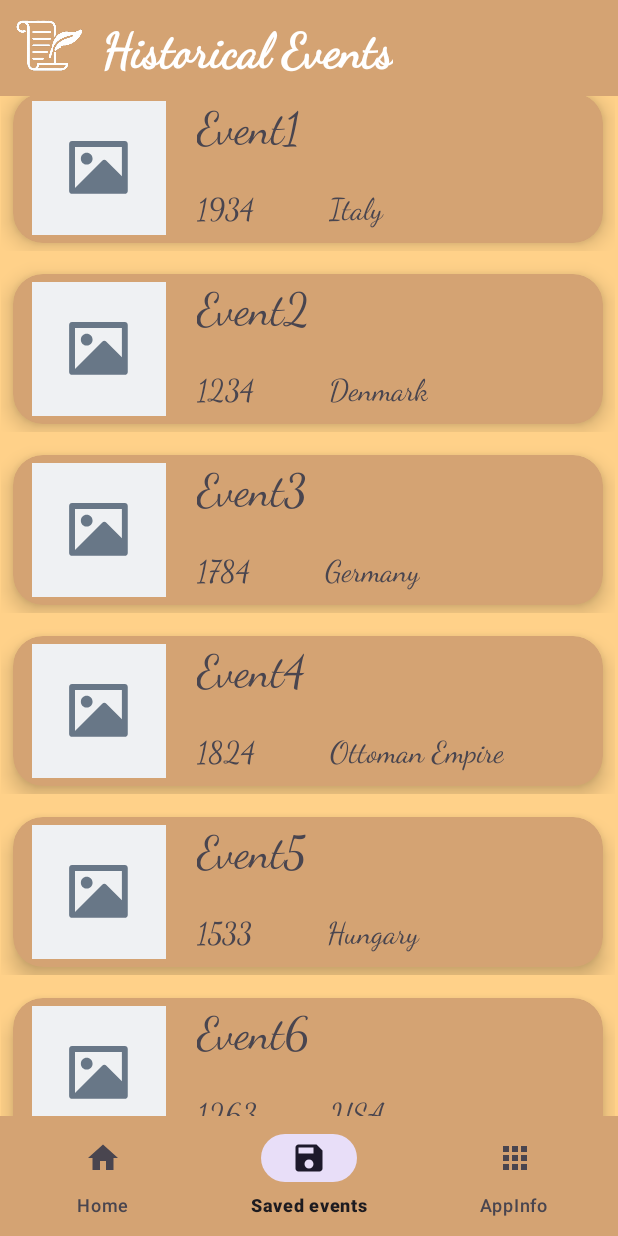
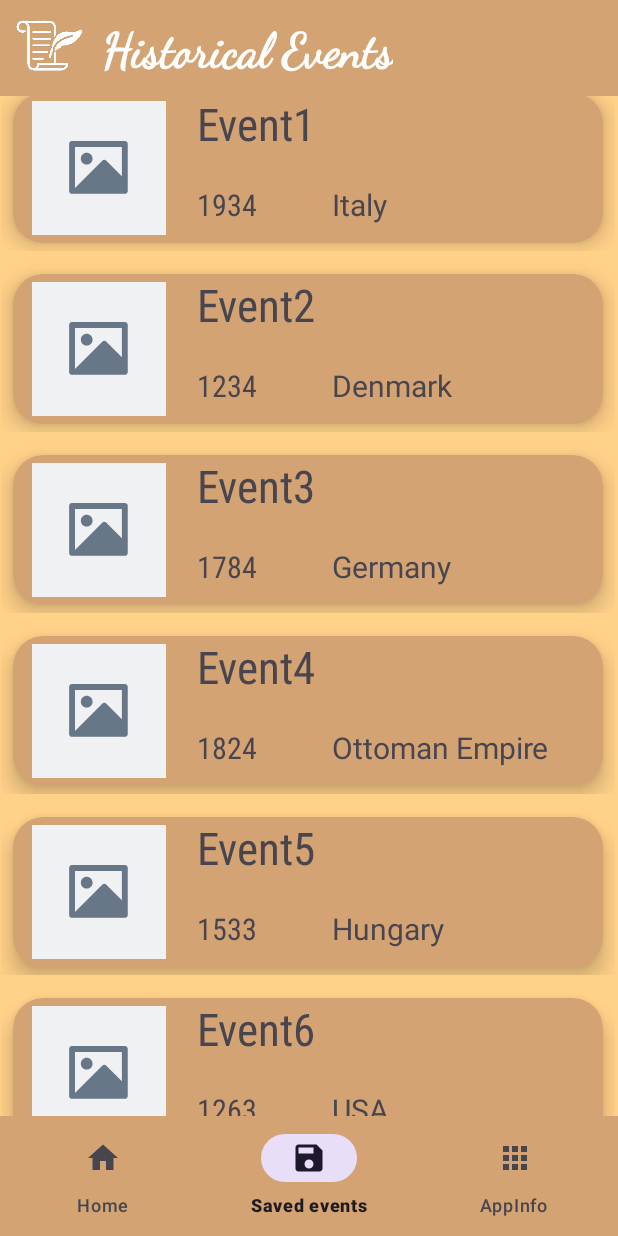
Before and after one commit to armandkoltai/android_beadando, an Android app: the screen it shows after launch (MainActivity), item 2 of the bottom bar chosen, on a phone screen of 412 x 824 dp. Run offline under Robolectric (Android 15) with nearby library versions, the phone set to English and light mode, and no system bars; pictures from the network do not load.

Commit message:
Working Image preview in List mode + some frontend changes

```diff
--- a/app/src/main/java/com/example/dailyeventsapp/adapters/EventAdapter.java
+++ b/app/src/main/java/com/example/dailyeventsapp/adapters/EventAdapter.java
@@ -10,6 +10,7 @@ import android.widget.TextView;
 import androidx.annotation.NonNull;
 import androidx.recyclerview.widget.RecyclerView;
 
+import com.bumptech.glide.Glide;
 import com.example.dailyeventsapp.R;
 import com.example.dailyeventsapp.RecyclerViewInterface;
 import com.example.dailyeventsapp.dto.EventModel;
@@ -21,6 +22,7 @@ public class EventAdapter extends RecyclerView.Adapter<EventAdapter.MyViewHolder
     private final RecyclerViewInterface recyclerViewInterface;
     Context context;
     ArrayList<EventModel> eventModels;
+
     public EventAdapter(Context context, ArrayList<EventModel> eventModels, RecyclerViewInterface recyclerViewInterface) {
         this.context = context;
         this.eventModels = eventModels;
@@ -37,12 +39,27 @@ public class EventAdapter extends RecyclerView.Adapter<EventAdapter.MyViewHolder
 
     @Override
     public void onBindViewHolder(@NonNull EventAdapter.MyViewHolder holder, int position) {
+        EventModel event = eventModels.get(position);
+
+        // Alapértelmezett kép
         holder.imageView.setImageResource(R.drawable.placeholder);
-        holder.tvTitle.setText(eventModels.get(position).getTitle());
-        holder.tvDate.setText(eventModels.get(position).getDate());
-        holder.tvLocation.setText(eventModels.get(position).getLocation());
 
+        // Események adatai
+        holder.tvTitle.setText(event.getTitle());
+        holder.tvDate.setText(event.getDate());
+        holder.tvLocation.setText(event.getLocation());
 
+        // Kép URL betöltése Glide segítségével
+        String imageUrl = event.getImageUrl();
+        if (imageUrl != null && !imageUrl.isEmpty()) {
+            Glide.with(context)
+                    .load(imageUrl)
+                    .placeholder(R.drawable.placeholder)  // Alapértelmezett kép, ha a kép nem elérhető
+                    .into(holder.imageView);
+        } else {
+            // Ha nincs kép, akkor marad a helyettesítő kép
+            holder.imageView.setImageResource(R.drawable.placeholder);
+        }
     }
 
     @Override
@@ -53,7 +70,8 @@ public class EventAdapter extends RecyclerView.Adapter<EventAdapter.MyViewHolder
     public static class MyViewHolder extends RecyclerView.ViewHolder {
 
         ImageView imageView;
-        TextView tvTitle, tvDate,tvLocation;
+        TextView tvTitle, tvDate, tvLocation;
+
         public MyViewHolder(@NonNull View itemView, RecyclerViewInterface recyclerViewInterface) {
             super(itemView);
             imageView = itemView.findViewById(R.id.imageView);
@@ -74,5 +92,4 @@ public class EventAdapter extends RecyclerView.Adapter<EventAdapter.MyViewHolder
             });
         }
     }
-
 }
--- a/app/src/main/res/layout/recycler_view_row.xml
+++ b/app/src/main/res/layout/recycler_view_row.xml
@@ -35,15 +35,14 @@
                 app:layout_constraintTop_toTopOf="parent"
                 app:srcCompat="@drawable/placeholder" />
 
-
             <TextView
                 android:id="@+id/textView"
                 android:layout_width="wrap_content"
                 android:layout_height="wrap_content"
                 android:layout_marginStart="15dp"
-                android:fontFamily="@font/dancing_script"
+                android:fontFamily="sans-serif-condensed"
+                android:text="@string/detail_title"
                 android:textSize="30sp"
-                android:text="@string/detail_title"
                 app:layout_constraintStart_toEndOf="@+id/imageView"
                 app:layout_constraintTop_toTopOf="parent" />
 
@@ -53,9 +52,9 @@
                 android:layout_height="wrap_content"
                 android:layout_marginStart="15dp"
                 android:layout_marginTop="20dp"
+                android:fontFamily="sans-serif-condensed"
+                android:text="@string/detail_date"
                 android:textSize="20sp"
-                android:text="@string/detail_date"
-                android:fontFamily="@font/dancing_script"
                 app:layout_constraintStart_toEndOf="@+id/imageView"
                 app:layout_constraintTop_toBottomOf="@+id/textView" />
 
@@ -64,7 +63,7 @@
                 android:layout_width="wrap_content"
                 android:layout_height="wrap_content"
                 android:layout_marginStart="50dp"
-                android:fontFamily="@font/dancing_script"
+                android:fontFamily="sans-serif"
                 android:text="@string/detail_location"
                 android:textSize="20sp"
                 app:layout_constraintBottom_toBottomOf="@+id/textView3"
```
Also changed, not shown: app/src/main/res/layout/fragment_detail.xml (+9 -8 lines).
